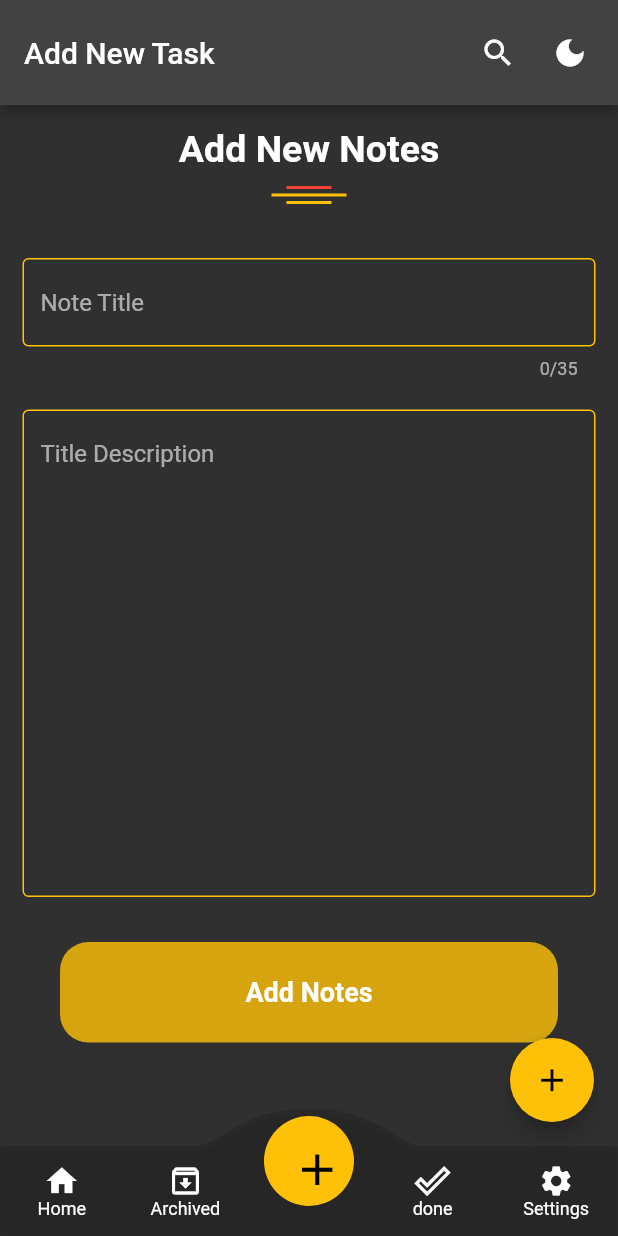
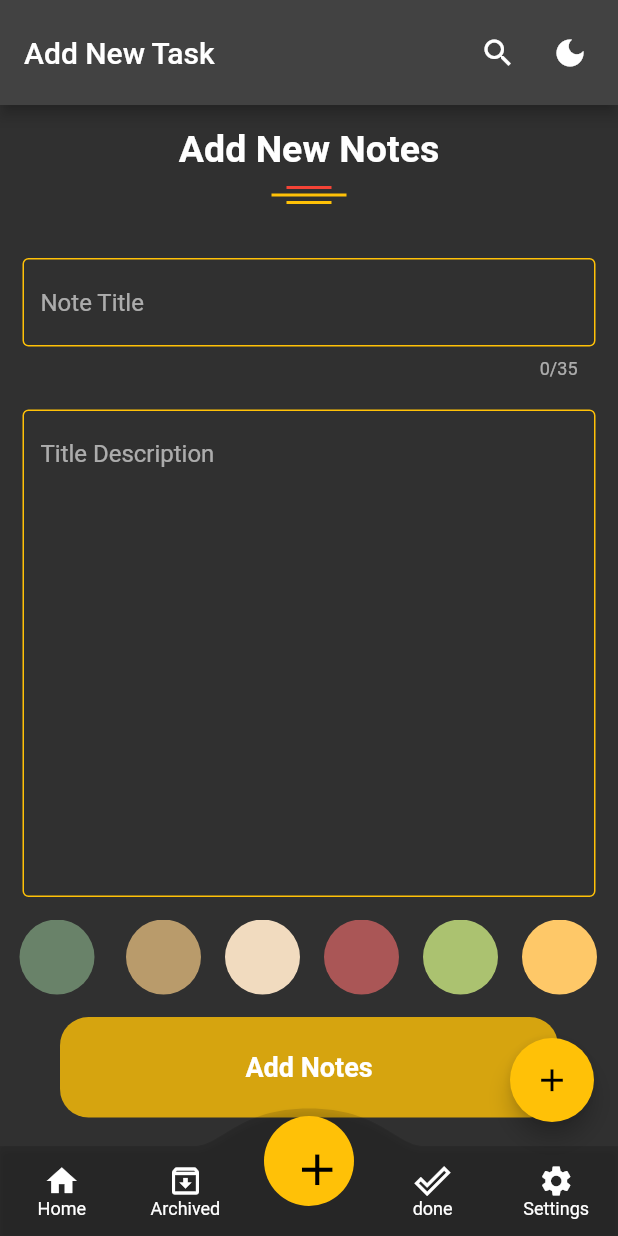
Before and after one commit to TaherSalah/note_app, a Flutter app: the screen it shows after launch, item 2 of the bottom bar chosen, after a tap on the "add" icon, on a phone screen of 412 x 824 dp. Run offline on Flutter 3.47's test engine with Material 2 defaults, Android fonts, the phone set to English and light mode, and no system bars; drawn by our look-alikes of convex_bottom_bar; our stand-ins replace babstrap_settings_screen, flutter_bloc, flutter_slidable, flutter_svg, fluttertoast, hive and 1 more; accounts and stored records are empty.

Commit message:
add color palate in bottom sheet

```diff
--- a/lib/shared/components/widgets/add_bottom_sheet.dart
+++ b/lib/shared/components/widgets/add_bottom_sheet.dart
@@ -1,7 +1,6 @@
 import 'package:flutter/material.dart';
 import 'package:flutter_bloc/flutter_bloc.dart';
 import 'package:notes/notes_cubit/cubit.dart';
-import 'package:notes/shared/components/show_toast.dart';
 import 'package:notes/shared/cubit/cubit.dart';
 import 'package:notes/shared/cubit/state.dart';
 import 'form.dart';
--- /dev/null
+++ b/lib/shared/components/widgets/colors_list_view.dart
@@ -0,0 +1,86 @@
+import 'package:flutter/material.dart';
+
+class ColorsItemsBuilder extends StatefulWidget {
+  ColorsItemsBuilder({
+    Key? key,
+  }) : super(key: key);
+
+  @override
+  State<ColorsItemsBuilder> createState() => _ColorsItemsBuilderState();
+  int currentIndex = 0;
+  List<Color>colorList=[
+    Color(0xff698269),
+    Color(0xffB99B6B),
+    Color(0xffF1DBBF),
+    Color(0xffAA5656),
+    Color(0xffABC270),
+    Color(0xffFEC868),
+    Color(0xffB5F1CC),
+    Color(0xffFCC2FC),
+    Color(0xffF8C4B4),
+    Color(0xffE5EBB2),
+
+  ];
+
+}
+
+class _ColorsItemsBuilderState extends State<ColorsItemsBuilder> {
+  @override
+  Widget build(BuildContext context) {
+    return SizedBox(
+      height: 25 * 2,
+      child: ListView.builder(
+        itemCount: widget.colorList.length,
+        scrollDirection: Axis.horizontal,
+        itemBuilder: (context, index) {
+          return GestureDetector(
+              onTap: () {
+                widget.currentIndex = index;
+                setState(() {});
+              },
+              child: ColorList(
+
+                isActive: widget.currentIndex == index,
+                color: widget.colorList[index],
+              ));
+        },
+      ),
+    );
+  }
+}
+
+
+
+
+
+
+class ColorList extends StatefulWidget {
+   ColorList({Key? key, required this.isActive, required this.color}) : super(key: key);
+
+  @override
+  State<ColorList> createState() => _ColorListState();
+  final bool isActive;
+  final Color color;
+}
+
+class _ColorListState extends State<ColorList> {
+  @override
+  Widget build(BuildContext context) {
+    return Padding(
+      padding: const EdgeInsets.symmetric(horizontal: 8.0),
+      child: widget.isActive
+          ?  CircleAvatar(
+              radius: 30,
+              backgroundColor: widget.color,
+              child: CircleAvatar(
+                backgroundColor: widget.color,
+                radius: 23,
+              ),
+            )
+          :  CircleAvatar(
+              backgroundColor: widget.color,
+              radius: 25,
+            ),
+    );
+  }
+}
--- a/lib/shared/components/widgets/form.dart
+++ b/lib/shared/components/widgets/form.dart
@@ -9,6 +9,7 @@ import 'package:notes/shared/cubit/cubit.dart';
 import 'package:notes/shared/cubit/state.dart';
 
 import 'button.dart';
+import 'colors_list_view.dart';
 
 class AddNotesForm extends StatefulWidget {
   const AddNotesForm({Key? key}) : super(key: key);
@@ -105,6 +106,7 @@ class _AddNotesFormState extends State<AddNotesForm> {
                 const SizedBox(
                   height: 15,
                 ),
+                ColorsItemsBuilder(),
                 Padding(
                   padding: const EdgeInsets.all(15.0),
                   child: defaultButton(
```
